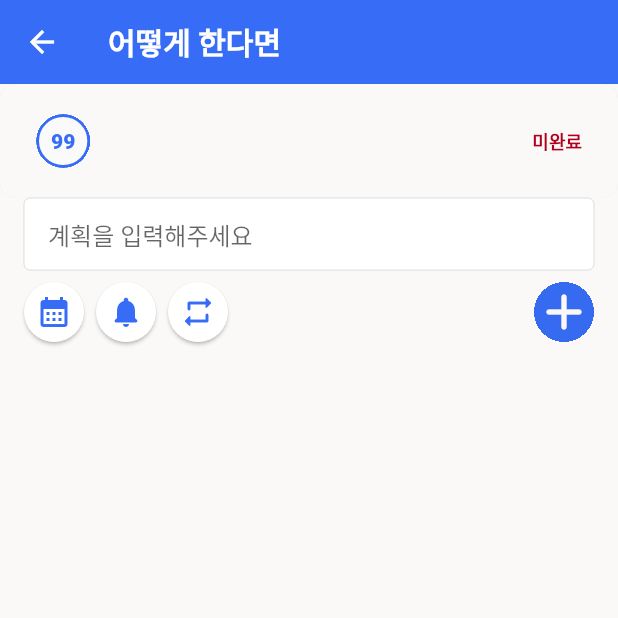
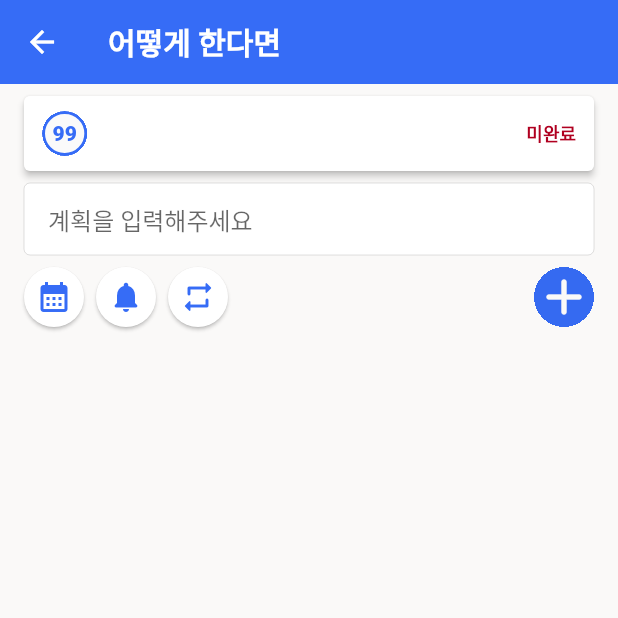
Before and after one commit to kimwlsgh33/leadu, a Flutter app: the GoalDetailScreen screen opened directly with empty values, after a tap on "99", on a phone screen of 412 x 824 dp, the top half of it. Run offline on Flutter 3.47's test engine with Material 2 defaults, Android fonts, the phone set to English and light mode, and no system bars; our stand-ins replace bloc_concurrency, flutter_bloc, flutter_slidable, google_fonts, logger, rxdart and 2 more; accounts and stored records are empty.

```diff
--- a/lib/src/config/routes/routes.dart
+++ b/lib/src/config/routes/routes.dart
@@ -28,20 +28,22 @@ class AppRouter {
         return PageRouteBuilder(
           pageBuilder: (_, __, ___) {
             final goal = settings.arguments as Goal;
-
-            // return GoalDetailScreen(goal: goal);
             return BlocProvider.value(
               value: _goalBloc,
               child: GoalDetailScreen(goal: goal),
             );
           },
           transitionsBuilder: (_, animation, __, child) {
-            return FadeTransition(
-              opacity: animation.drive(
-                Tween<double>(begin: 0.0, end: 1.0).chain(
-                  CurveTween(curve: Curves.easeIn),
-                ),
-              ),
+            return SlideTransition(
+              position: Tween<Offset>(
+                begin: const Offset(1, 0),
+                end: Offset.zero,
+              ).animate(animation),
+              // opacity: animation.drive(
+              //   Tween<double>(begin: 0.0, end: 1.0).chain(
+              //     CurveTween(curve: Curves.easeIn),
+              //   ),
+              // ),
               child: child,
             );
           },
--- a/lib/src/presenter/views/goals/components/answer_card.dart
+++ b/lib/src/presenter/views/goals/components/answer_card.dart
@@ -18,34 +18,17 @@ class AnswerCard extends StatelessWidget {
 
   @override
   Widget build(BuildContext context) {
-    return Container(
-      padding: isDetail ? const EdgeInsets.all(8) : null,
-      decoration: BoxDecoration(
-        color: Theme.of(context).colorScheme.background,
-        borderRadius: BorderRadius.circular(10),
-        boxShadow: [
-          BoxShadow(
-            color: Theme.of(context).colorScheme.onBackground.withOpacity(0.1),
-            blurRadius: isDetail ? 0 : 3,
-            offset: isDetail ? const Offset(0, 0) : const Offset(0, 2),
-            // spreadRadius: 3,
-          ),
-        ],
-      ),
-      child: ElevatedButton(
+    return TextButton(
       onPressed: onPressed,
-        style: ElevatedButton.styleFrom(
+      style: TextButton.styleFrom(
         backgroundColor: Theme.of(context).colorScheme.surface,
         foregroundColor: Theme.of(context).colorScheme.onSurface,
-          shape: RoundedRectangleBorder(
-            borderRadius: BorderRadius.circular(10),
-          ),
-          disabledBackgroundColor: Theme.of(context).colorScheme.background,
+        disabledBackgroundColor: Theme.of(context).colorScheme.surface,
         disabledForegroundColor: Theme.of(context).colorScheme.onSurface,
-          elevation: 0,
+        elevation: 2,
       ),
       child: Container(
-          padding: const EdgeInsets.symmetric(vertical: 12),
+        padding: const EdgeInsets.symmetric(horizontal: 4,vertical: 2),
         child: Row(
           children: [
             Material(
@@ -58,7 +41,7 @@ class AnswerCard extends StatelessWidget {
                   arguments: goal,
                 ),
                 child: Container(
-                    padding: const EdgeInsets.all(8),
+                  padding: const EdgeInsets.all(5),
                   decoration: BoxDecoration(
                     borderRadius: BorderRadius.circular(30),
                     border: Border.all(
@@ -78,7 +61,7 @@ class AnswerCard extends StatelessWidget {
                 ),
               ),
             ),
-              const SizedBox(width: 10),
+            smallHorizontalSpace(),
             Expanded(
               child: Text(
                 goal.content,
@@ -89,6 +72,7 @@ class AnswerCard extends StatelessWidget {
                 maxLines: 3,
               ),
             ),
+            smallHorizontalSpace(),
             Text(
               goal.done ? '완료' : '미완료',
               style: TextStyle(
@@ -102,7 +86,6 @@ class AnswerCard extends StatelessWidget {
           ],
         ),
       ),
-      ),
     );
   }
 }
--- a/lib/src/presenter/views/goals/goal_detail_screen.dart
+++ b/lib/src/presenter/views/goals/goal_detail_screen.dart
@@ -45,14 +45,16 @@ class _GoalDetailScreenState extends State<GoalDetailScreen> {
       ),
       body: Column(
         children: [
+          Padding(
+            padding: const EdgeInsets.symmetric(horizontal: 16),
+            child: Column(
+              children: [
+                smallVerticalSpace(),
                 Hero(
                   tag: widget.goal.id,
                   child: AnswerCard(goal: widget.goal, isDetail: true),
                 ),
-          Padding(
-            padding: const EdgeInsets.symmetric(horizontal: 16),
-            child: Column(
-              children: [
+                smallVerticalSpace(),
                 FullRowTextField(
                   controller: _controller,
                   hintText: '계획을 입력해주세요',
@@ -95,6 +97,8 @@ class _GoalDetailScreenState extends State<GoalDetailScreen> {
               context.read<GoalBloc>().add(CompleteGoal(children[index]));
             }
           },
+          child: Hero(
+            tag: children[index].id,
             child: AnswerCard(
               goal: children[index],
               onPressed: () {
@@ -106,6 +110,7 @@ class _GoalDetailScreenState extends State<GoalDetailScreen> {
               },
             ),
           ),
+        ),
         separatorBuilder: (context, index) => smallVerticalSpace(),
       ),
     );
--- a/pubspec.yaml
+++ b/pubspec.yaml
@@ -56,6 +56,7 @@ dependencies:
   injectable: ^2.1.0
   rxdart: ^0.27.7
   bloc_concurrency: ^0.2.0
+  flutter_slidable: ^2.0.0
 
 dev_dependencies:
   flutter_test:
```
Also changed, not shown: lib/src/presenter/views/todos/today_screen.dart (+38 -7 lines), lib/src/presenter/widgets/list_item.dart (+10 -3 lines), pubspec.lock. Lines whose indentation alone changed are shown as unchanged.
